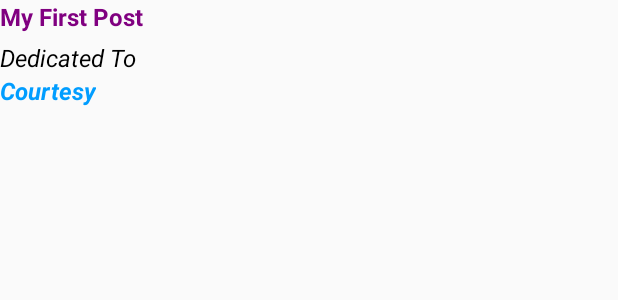
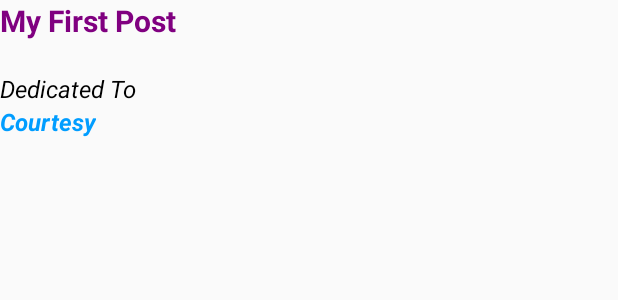
Before and after one commit to brcprasanna/divine-book, an Android app: the layout include_post_text.xml on its own in the app's theme, with its tools: preview values and no code run, on a phone screen of 412 x 824 dp. Shown: the top 300 px of the screen. Run offline under Robolectric (Android 15) with nearby library versions, the phone set to English and light mode, and no system bars; plain views replace SimpleDraweeView.

Commit message:
Removing body view

```diff
--- a/app/src/main/java/ram/king/com/divinebook/activity/NewPostActivity.java
+++ b/app/src/main/java/ram/king/com/divinebook/activity/NewPostActivity.java
@@ -371,7 +371,7 @@ public class NewPostActivity extends BaseActivity {
                         MediaStore.Images.Media.EXTERNAL_CONTENT_URI);
         intent.setType("image/*");
         //intent.putExtra(Intent.EXTRA_ALLOW_MULTIPLE, true);
-        // intent.setAction(Intent.ACTION_GET_CONTENT);
+        intent.setAction(Intent.ACTION_GET_CONTENT);
         startActivityForResult(intent, SELECT_IMAGE);
 
     }
@@ -707,7 +707,7 @@ public class NewPostActivity extends BaseActivity {
 
             if (!(unscaledBitmap.getWidth() <= DESIREDWIDTH && unscaledBitmap.getHeight() <= DESIREDHEIGHT)) {
                 // Part 2: Scale image
-                scaledBitmap = ScalingUtilities.createScaledBitmap(unscaledBitmap, DESIREDWIDTH, DESIREDHEIGHT, ScalingUtilities.ScalingLogic.FIT);
+                scaledBitmap = ScalingUtilities.createScaledBitmap(unscaledBitmap, unscaledBitmap.getWidth(), unscaledBitmap.getHeight(), ScalingUtilities.ScalingLogic.FIT);
             } else {
                 unscaledBitmap.recycle();
                 return path;
--- a/app/src/main/res/layout/include_post_text.xml
+++ b/app/src/main/res/layout/include_post_text.xml
@@ -13,8 +13,9 @@
         android:layout_width="wrap_content"
         android:layout_height="wrap_content"
         android:ellipsize="end"
+        android:paddingBottom="15dp"
         android:textColor="@color/purple"
-        android:textSize="16sp"
+        android:textSize="20sp"
         android:textStyle="bold"
         tools:text="My First Post" />
 
@@ -44,7 +45,7 @@
 
         tools:text="Courtesy" />
 
-    <TextView
+    <!--<TextView
         android:id="@+id/post_body"
         style="@style/TextAppearance.AppCompat.Headline"
         android:layout_width="wrap_content"
@@ -55,7 +56,7 @@
         android:textColor="@color/blue_600"
         android:textSize="16sp"
         android:textStyle="bold" />
-
+-->
     <!-- Optional parameter animation_duration: sets the duration of the expand animation -->
 
     <!--<Button
```
Also changed, not shown: app/src/main/java/ram/king/com/divinebook/viewholder/PostViewHolder.java (+4 -6 lines).
